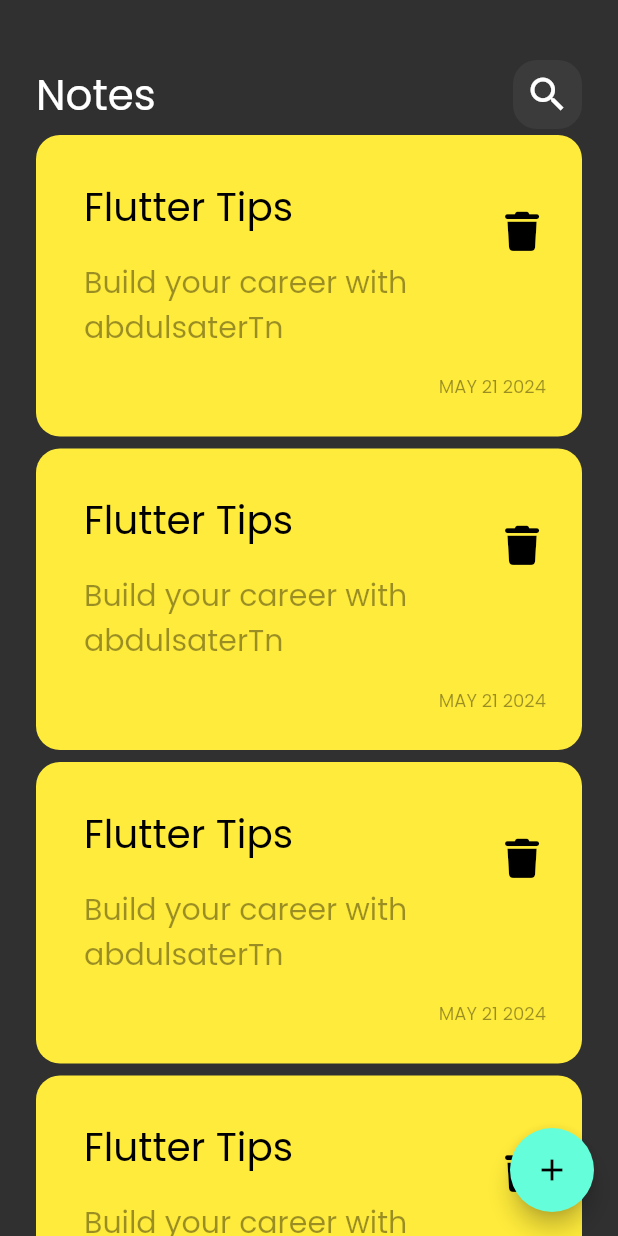
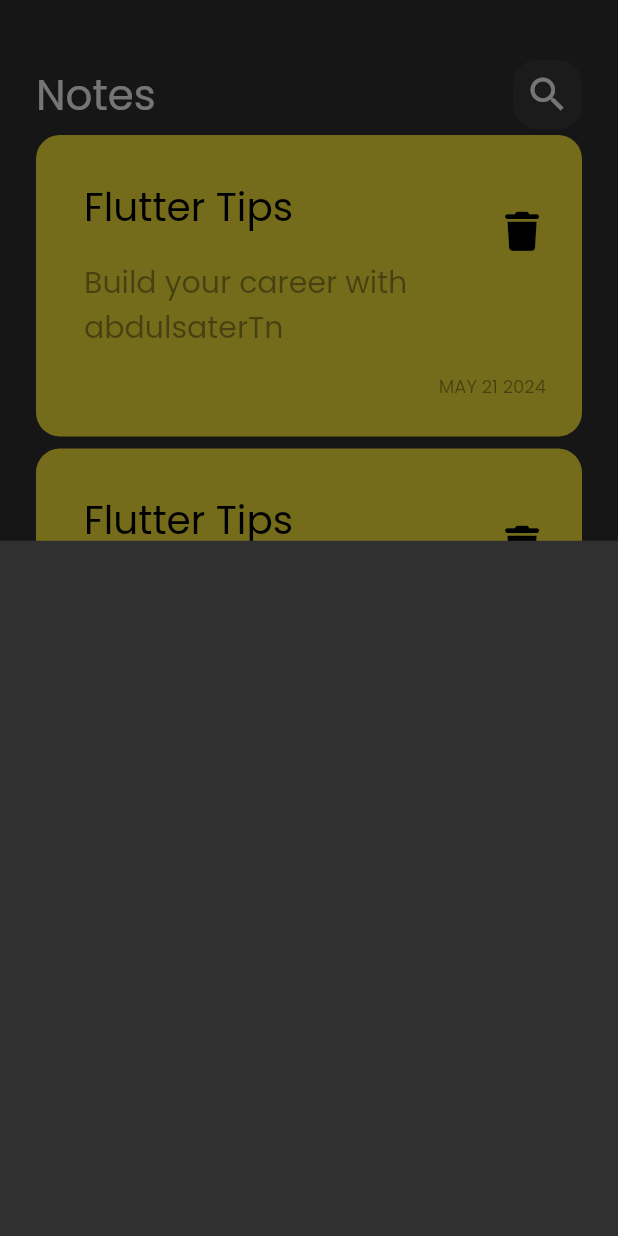
Before and after one commit to abdulsatertn/notes.app, a Flutter app: the screen it shows after launch, after a tap on the "add" icon, on a phone screen of 412 x 824 dp. Run offline on Flutter 3.47's test engine with Material 2 defaults, Android fonts, the phone set to English and light mode, and no system bars; our stand-ins replace font_awesome_flutter.

Commit message:
show modal bottom sheet

```diff
--- a/lib/view/notes_view.dart
+++ b/lib/view/notes_view.dart
@@ -1,4 +1,5 @@
 import 'package:flutter/material.dart';
+import 'package:notes_app/view/widgets/add_note_bottom_sheet.dart';
 import 'package:notes_app/view/widgets/notes_view_body.dart';
 
 class NotesView extends StatelessWidget {
@@ -8,7 +9,13 @@ class NotesView extends StatelessWidget {
   Widget build(BuildContext context) {
     return Scaffold(
       floatingActionButton: FloatingActionButton(
-        onPressed: () {},
+        onPressed: () {
+          showModalBottomSheet(
+              context: context,
+              builder: (context) {
+                return const AddNoteBottomSheet();
+              });
+        },
         child: const Icon(
           Icons.add,
         ),
--- /dev/null
+++ b/lib/view/widgets/add_note_bottom_sheet.dart
@@ -0,0 +1,10 @@
+import 'package:flutter/material.dart';
+
+class AddNoteBottomSheet extends StatelessWidget {
+  const AddNoteBottomSheet({super.key});
+
+  @override
+  Widget build(BuildContext context) {
+    return Container();
+  }
+}
--- a/lib/view/widgets/notes_list-view.dart
+++ b/lib/view/widgets/notes_list-view.dart
@@ -7,11 +7,14 @@ class NotesListView extends StatelessWidget {
 
   @override
   Widget build(BuildContext context) {
-    return ListView.builder(itemBuilder: (context, index) {
-      return const Padding(
-        padding: EdgeInsets.symmetric(vertical: 4),
-        child: NotesItem(),
-      );
-    });
+    return Padding(
+      padding: EdgeInsets.zero,
+      child: ListView.builder(itemBuilder: (context, index) {
+        return const Padding(
+          padding: EdgeInsets.symmetric(vertical: 4),
+          child: NotesItem(),
+        );
+      }),
+    );
   }
 }
--- a/lib/view/widgets/notes_view_body.dart
+++ b/lib/view/widgets/notes_view_body.dart
@@ -1,7 +1,5 @@
 import 'package:flutter/material.dart';
-import 'package:font_awesome_flutter/font_awesome_flutter.dart';
 import 'package:notes_app/view/widgets/custom_app_bar.dart';
-import 'package:notes_app/view/widgets/custom_note_item.dart';
 import 'package:notes_app/view/widgets/notes_list-view.dart';
 
 class NotesViewBody extends StatelessWidget {
```
